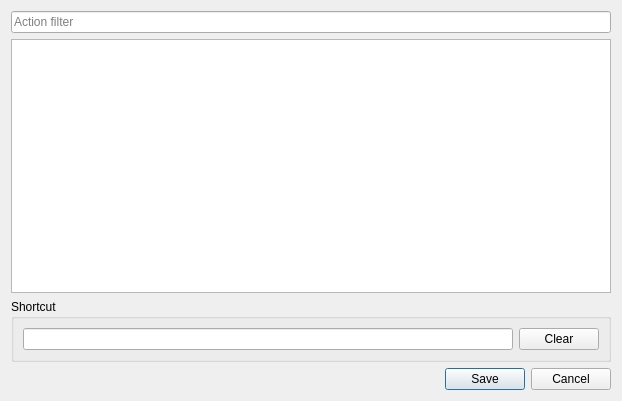
First picture: the form in src/gui/Src/Gui/ShortcutsDialog.ui, repository greck2908/x64dbg, before the edit.
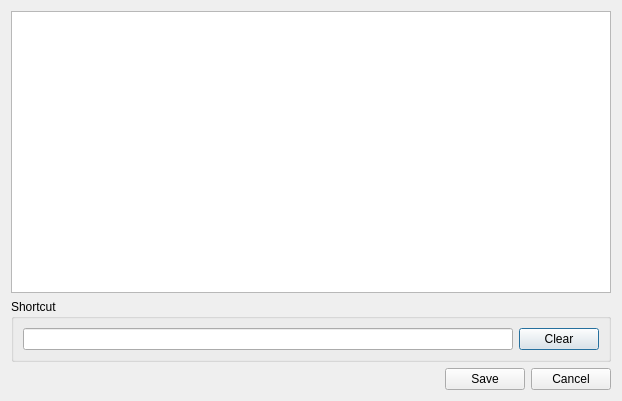
Second picture: the form after the edit. Icons and pictures are not drawn. Custom widgets are drawn as their Qt base class.

```diff
--- a/src/gui/Src/Gui/ShortcutsDialog.ui
+++ b/src/gui/Src/Gui/ShortcutsDialog.ui
@@ -18,19 +18,10 @@
     <normaloff>:/icons/images/shortcut.png</normaloff>:/icons/images/shortcut.png</iconset>
   </property>
   <layout class="QVBoxLayout" name="verticalLayout">
-   <item>
-    <widget class="QLineEdit" name="filterEdit">
-     <property name="placeholderText">
-      <string>Action filter</string>
-     </property>
-    </widget>
-   </item>
    <item>
     <widget class="QTableWidget" name="tblShortcuts"/>
    </item>
    <item>
-    <layout class="QHBoxLayout" name="horizontalLayout_4">
-     <item>
       <widget class="QGroupBox" name="groupBox">
        <property name="title">
         <string>Shortcut</string>
@@ -49,8 +40,6 @@
        </layout>
       </widget>
      </item>
-    </layout>
-   </item>
    <item>
     <layout class="QHBoxLayout" name="horizontalLayout_2">
      <item>
@@ -71,9 +60,6 @@
        <property name="text">
         <string>Save</string>
        </property>
-       <property name="default">
-        <bool>true</bool>
-       </property>
       </widget>
      </item>
      <item>
```
Lines whose indentation alone changed are shown as unchanged.
